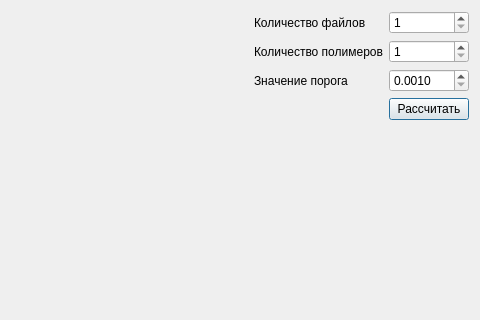
The window that uis/main_window.ui (Ivanestver/Polymers_Gui) describes before a commit, drawn with Qt 5; both pictures show x 446 to 926 and y 0 to 320 of the 926 by 628 pixel window.
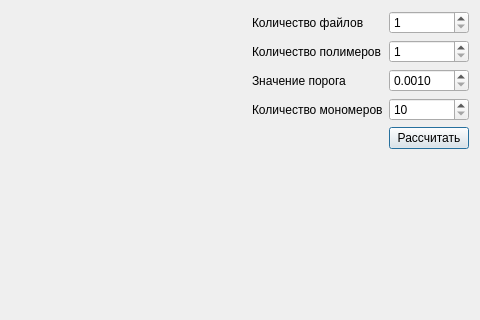
The same window after the commit.

Diff of the .ui file:
```diff
--- a/uis/main_window.ui
+++ b/uis/main_window.ui
@@ -64,13 +64,30 @@
        </property>
       </widget>
      </item>
-     <item row="3" column="1">
+     <item row="4" column="1">
       <widget class="QPushButton" name="calculateBtn">
        <property name="text">
         <string>Рассчитать</string>
        </property>
       </widget>
      </item>
+     <item row="3" column="0">
+      <widget class="QLabel" name="label_4">
+       <property name="text">
+        <string>Количество мономеров</string>
+       </property>
+      </widget>
+     </item>
+     <item row="3" column="1">
+      <widget class="QSpinBox" name="monomersCountSpinBox">
+       <property name="minimum">
+        <number>10</number>
+       </property>
+       <property name="maximum">
+        <number>2048</number>
+       </property>
+      </widget>
+     </item>
     </layout>
    </item>
   </layout>
```
